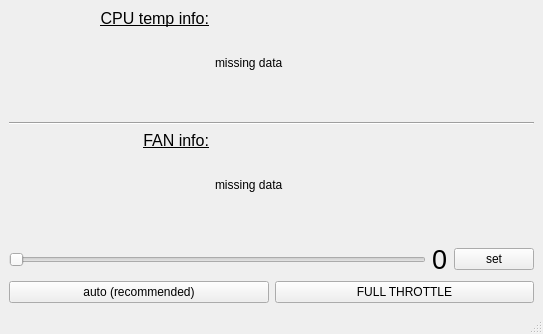
First picture: the form in src/ui/main.ui, repository zocker-160/thinkfan-ui, before the edit.
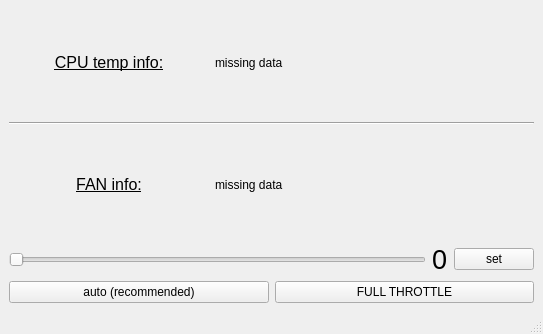
Second picture: the form after the edit.

The edit to the form file:
```diff
--- a/src/ui/main.ui
+++ b/src/ui/main.ui
@@ -39,10 +39,7 @@
          <string>&lt;html&gt;&lt;head/&gt;&lt;body&gt;&lt;p&gt;CPU temp info:&lt;/p&gt;&lt;/body&gt;&lt;/html&gt;</string>
         </property>
         <property name="alignment">
-         <set>Qt::AlignRight|Qt::AlignTop|Qt::AlignTrailing</set>
-        </property>
-        <property name="margin">
-         <number>10</number>
+         <set>Qt::AlignCenter</set>
         </property>
        </widget>
       </item>
@@ -91,10 +88,7 @@
          <string>FAN info:</string>
         </property>
         <property name="alignment">
-         <set>Qt::AlignRight|Qt::AlignTop|Qt::AlignTrailing</set>
-        </property>
-        <property name="margin">
-         <number>10</number>
+         <set>Qt::AlignCenter</set>
         </property>
        </widget>
       </item>
```
